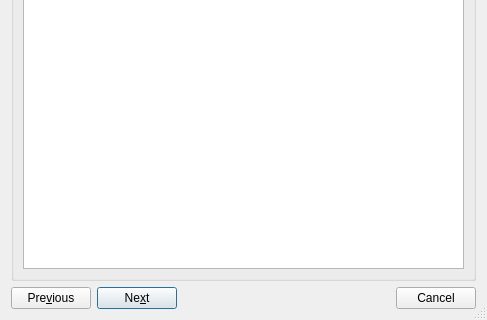
Old version of the form src/qt-widgets/CreateFeatureDialogUi.ui in the repository GPlates/GPlates; both pictures show x 0 to 487 and y 138 to 458 of the 487 by 458 pixel window.
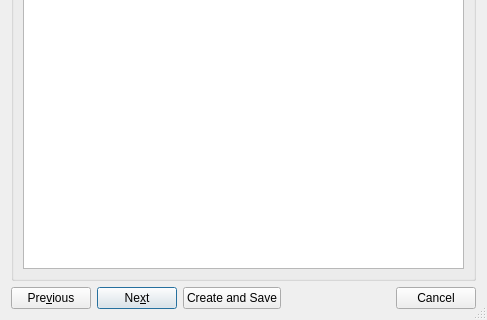
New version of the form. The open tabs and pages were chosen to show the change. Icons and pictures are not drawn.

What changed in the file:
```diff
--- a/src/qt-widgets/CreateFeatureDialogUi.ui
+++ b/src/qt-widgets/CreateFeatureDialogUi.ui
@@ -203,6 +203,13 @@
        </property>
       </widget>
      </item>
+     <item>
+      <widget class="QPushButton" name="button_create_and_save" >
+       <property name="text" >
+        <string>Create and Save</string>
+       </property>
+      </widget>
+     </item>
      <item>
       <widget class="QDialogButtonBox" name="buttonbox" >
        <property name="focusPolicy" >
```
Left out of the diff: 35 changed lines with no effect on the pictures.
